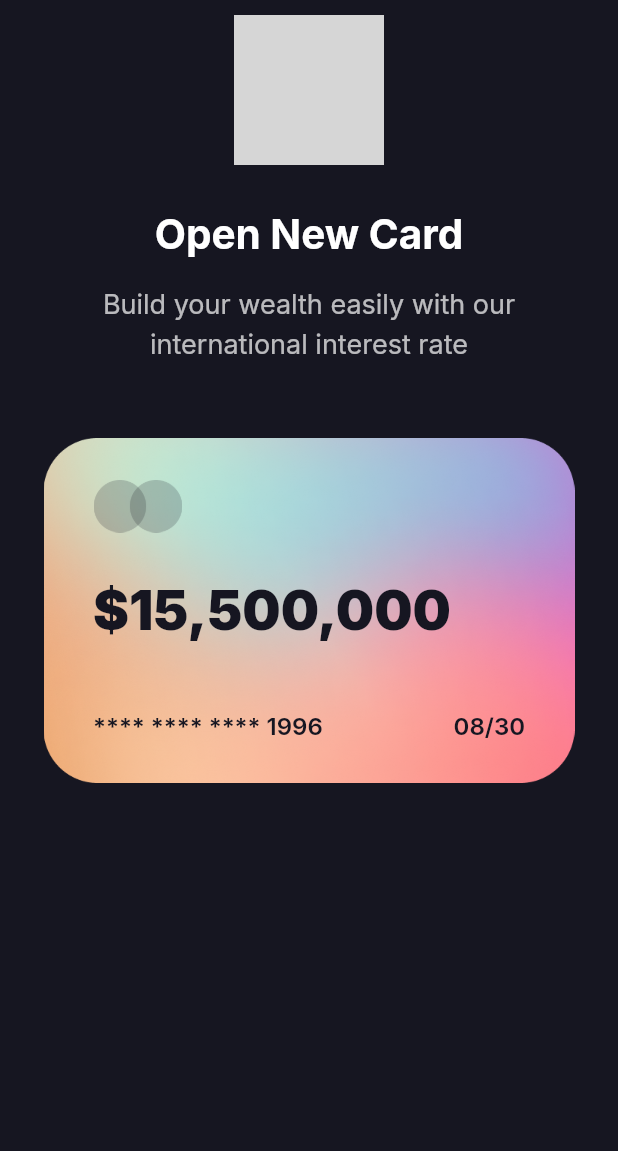
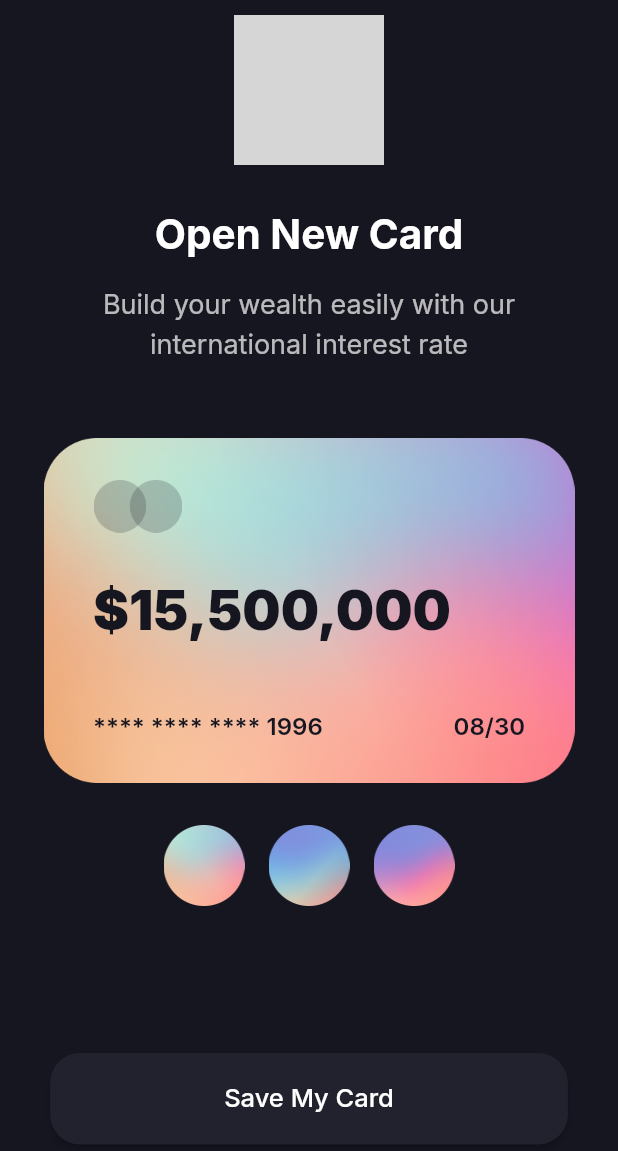
Before and after one commit to sajalAppdevs/card_ui, a Flutter app: the screen it shows after launch, on a phone screen of 412 x 824 dp. Shown: the top 1151 px of the screen. Run offline on Flutter 3.47's test engine with Material 2 defaults, Android fonts, the phone set to English and light mode, and no system bars; our stand-ins replace google_fonts; network calls fail; grey boxes are pictures that could not be loaded.

Commit message:
completed UI

```diff
--- a/lib/main.dart
+++ b/lib/main.dart
@@ -10,6 +10,7 @@ class MyApp extends StatelessWidget {
   Widget build(BuildContext context) {
     return const MaterialApp(
       title: 'Credit Card Mobile App UI',
+      debugShowCheckedModeBanner: false,
       home: HomePage(),
     );
   }
--- a/lib/screens/home.dart
+++ b/lib/screens/home.dart
@@ -128,20 +128,80 @@ class HomePage extends StatelessWidget {
                   ),
                 ),
               ),
-              // ElevatedButton(
-              //     onPressed: () {},
-              //     child: Container(
-              //       height: 10,
-              //       width: 20,
-              //       decoration: BoxDecoration(
-              //         shape: BoxShape.circle,
-              //         image: DecorationImage(
-              //           image: AssetImage(
-              //             'images/btn1.png',
-              //           ),
-              //         ),
-              //       ),
-              //     )),
+              const SizedBox(
+                height: 20,
+              ),
+              Row(
+                mainAxisAlignment: MainAxisAlignment.center,
+                children: [
+                  Container(
+                    height: 70,
+                    width: 70,
+                    child: IconButton(
+                      onPressed: () {},
+                      icon: const Image(
+                        image: AssetImage(
+                          'images/btn1.png',
+                        ),
+                      ),
+                    ),
+                  ),
+                  Container(
+                    height: 70,
+                    width: 70,
+                    child: IconButton(
+                      onPressed: () {},
+                      icon: const Image(
+                        image: AssetImage(
+                          'images/btn2.png',
+                        ),
+                      ),
+                    ),
+                  ),
+                  Container(
+                    height: 70,
+                    width: 70,
+                    child: IconButton(
+                      onPressed: () {},
+                      icon: const Image(
+                        image: AssetImage(
+                          'images/btn3.png',
+                        ),
+                      ),
+                    ),
+                  )
+                ],
+              ),
+              SizedBox(
+                height: 90,
+              ),
+              ElevatedButton(
+                style: ElevatedButton.styleFrom(
+                  backgroundColor: Color(0xff21222D),
+                  shape: RoundedRectangleBorder(
+                    borderRadius: BorderRadius.circular(
+                      20.0,
+                    ),
+                  ),
+                ),
+                onPressed: () {},
+                child: Padding(
+                  padding: const EdgeInsets.only(
+                    left: 100.0,
+                    right: 100.0,
+                    top: 20,
+                    bottom: 20,
+                  ),
+                  child: Text(
+                    'Save My Card',
+                    style: GoogleFonts.inter(
+                      color: Colors.white,
+                      fontSize: 17.0,
+                      fontWeight: FontWeight.w500,
+                    ),
+                  ),
+                ),
+              )
             ],
           ),
         ),
```
